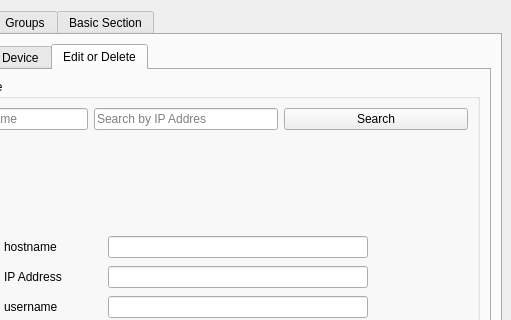
This is main.ui in saad909/cnsrc as Qt 5 draws it before an edit; both pictures show x 338 to 849 and y 0 to 320 of the 849 by 706 pixel window. The edited form follows.
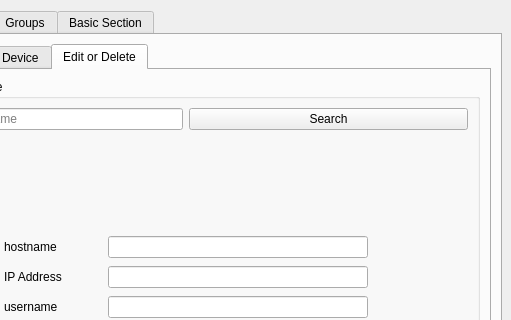
This is the edited form. The open tabs and pages were chosen to show the change.

Commit message: done - edit section changed - search only with hostname and while editing hostname also check for port numbers(it will check for socket not ip address)

```diff
--- a/main.ui
+++ b/main.ui
@@ -1248,19 +1248,6 @@
                    </property>
                   </widget>
                  </item>
-                 <item>
-                  <widget class="QLineEdit" name="txt_d_edit_ip_address">
-                   <property name="sizePolicy">
-                    <sizepolicy hsizetype="Expanding" vsizetype="Fixed">
-                     <horstretch>1</horstretch>
-                     <verstretch>0</verstretch>
-                    </sizepolicy>
-                   </property>
-                   <property name="placeholderText">
-                    <string>Search by IP Addres</string>
-                   </property>
-                  </widget>
-                 </item>
                  <item>
                   <widget class="QPushButton" name="btn_d_edit_search">
                    <property name="sizePolicy">
```
Left out of the diff: 19 changed lines with no effect on the pictures. The commit also changes 13 other files.
